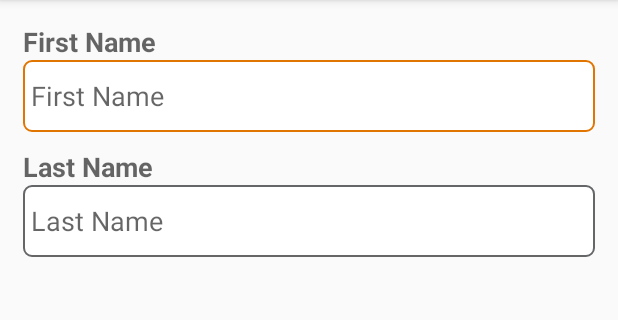
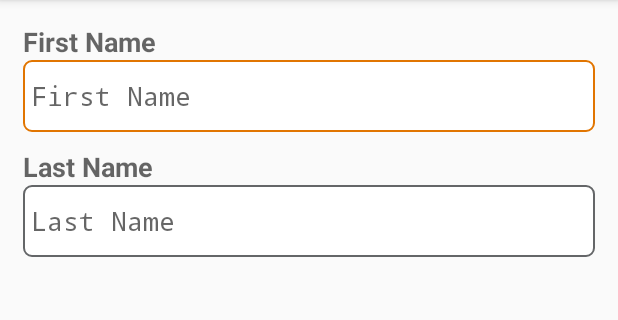
Before and after one commit to jampez77/sidebyside, an Android app: the screen it shows after launch (MainActivity), on a phone screen of 412 x 824 dp, the part 84-404 px from its top. Run offline under Robolectric (Android 15) with nearby library versions, the phone set to English and light mode, and no system bars.

Commit message:
Updated EditText validation.

```diff
--- a/app/src/main/res/layout/activity_main.xml
+++ b/app/src/main/res/layout/activity_main.xml
@@ -20,9 +20,8 @@
         app:leftInput="EditText"
         app:rightSpinnerEntries="@array/planets_array"
         app:rightInput="EditText"
-        app:rightEditTextLines="2"
-        app:leftEditInputType="textPersonName"
-        app:rightEditInputType="textMultiLine"/>
+        app:leftEditInputType="textPassword"
+        app:rightEditInputType="textPassword"/>
 
     <TextView
         android:id="@+id/text"
```
Also changed, not shown: sidebyside/src/main/java/com/jampez/sidebyside/SideBySideView.java (+23 -13 lines).
